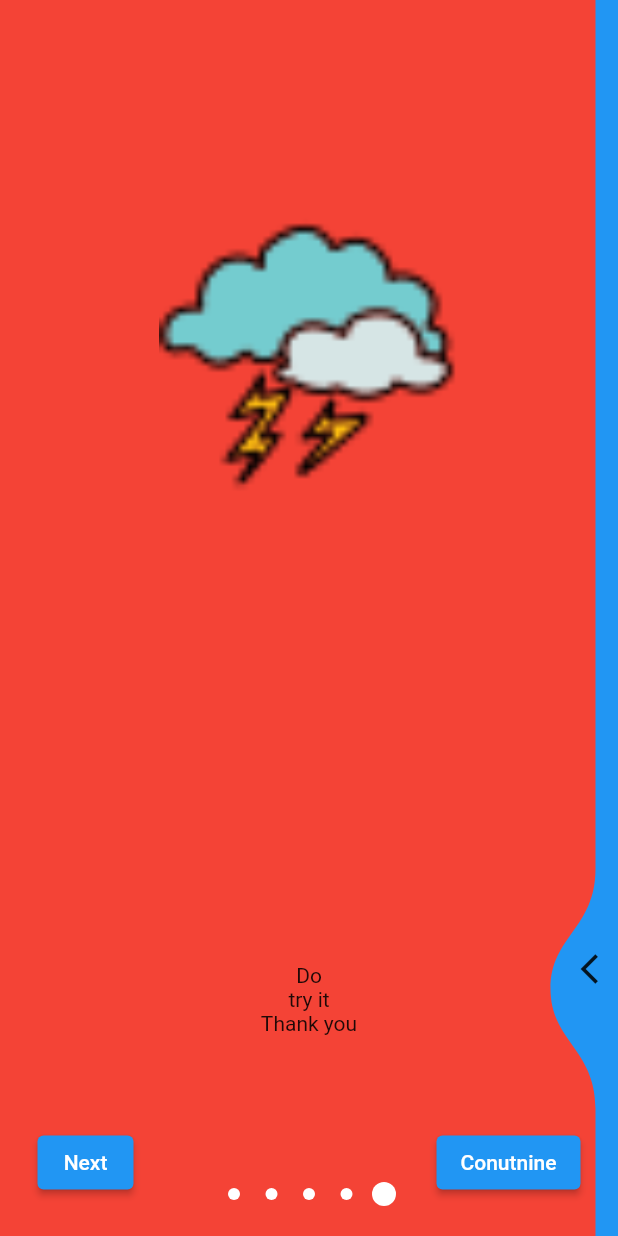
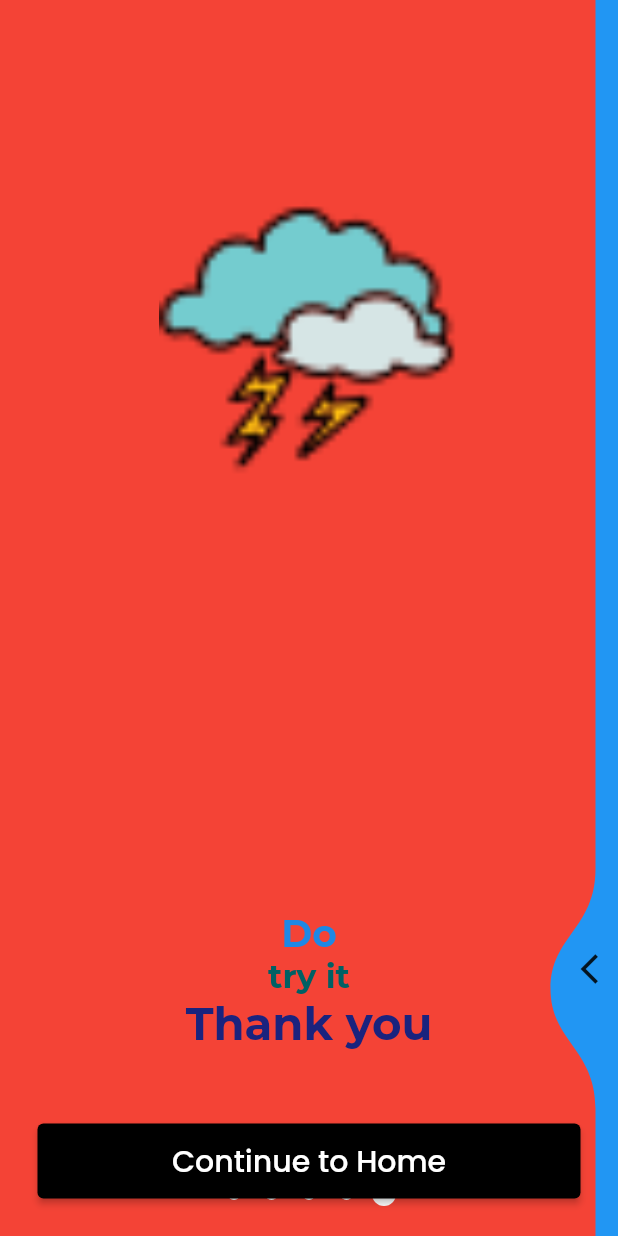
Before and after one commit to JiyadAhammad/Edaya-Weather-Api, a Flutter app: the screen it shows after launch, after a tap on "Skip to End", on a phone screen of 412 x 824 dp. Run offline on Flutter 3.47's test engine with Material 2 defaults, Android fonts, the phone set to English and light mode, and no system bars; drawn by our look-alikes of liquid_swipe; our stand-ins replace flutter_screenutil, get, google_fonts, loading_animation_widget, lottie.

```diff
--- a/lib/presentation/onboarding/onboarding.dart
+++ b/lib/presentation/onboarding/onboarding.dart
@@ -2,8 +2,10 @@ import 'dart:math';
 
 import 'package:flutter/material.dart';
 import 'package:get/get.dart';
+import 'package:google_fonts/google_fonts.dart';
 import 'package:liquid_swipe/liquid_swipe.dart';
 
+import '../constant/color/colors.dart';
 import '../home/home_screen.dart';
 
 class ItemData {
@@ -22,8 +24,10 @@ class ItemData {
 }
 
 class WithBuilder extends StatefulWidget {
+  const WithBuilder({super.key});
+
   @override
-  _WithBuilder createState() => _WithBuilder();
+  State<WithBuilder> createState() => _WithBuilder();
 }
 
 class _WithBuilder extends State<WithBuilder> {
@@ -33,16 +37,41 @@ class _WithBuilder extends State<WithBuilder> {
   // final  liquidController = LiquidController();
 
   List<ItemData> data = <ItemData>[
-    ItemData(Colors.blue, 'asset/image/icons8-rainbow-48.png', 'Hi', "It's Me",
-        'Sahdeep'),
-    ItemData(Colors.deepPurpleAccent, 'asset/image/icons8-rainbow-48.png',
-        'Take a', 'Look At', 'Liquid Swipe'),
-    ItemData(Colors.green, 'asset/image/icons8-rainbow-48.png', 'Liked?',
-        'Fork!', 'Give Star!'),
-    ItemData(Colors.yellow, 'asset/image/icons8-rainbow-48.png', 'Can be',
-        'Used for', 'Onboarding design'),
-    ItemData(Colors.red, 'asset/image/icons8-cloud-lightning-48.png', 'Do',
-        'try it', 'Thank you'),
+    ItemData(
+      Colors.blue,
+      'asset/image/icons8-rainbow-48.png',
+      'Hi',
+      "It's Me",
+      'JIYAD',
+    ),
+    ItemData(
+      Colors.cyan,
+      'asset/image/icons8-rainbow-48.png',
+      'Take a',
+      'Look At',
+      'Liquid Swipe',
+    ),
+    ItemData(
+      Colors.green,
+      'asset/image/icons8-rainbow-48.png',
+      'Liked?',
+      'Fork!',
+      'Give Star!',
+    ),
+    ItemData(
+      Colors.yellow,
+      'asset/image/icons8-rainbow-48.png',
+      'Can be',
+      'Used for',
+      'Onboarding design',
+    ),
+    ItemData(
+      Colors.red,
+      'asset/image/icons8-cloud-lightning-48.png',
+      'Do',
+      'try it',
+      'Thank you',
+    ),
   ];
 
   @override
@@ -100,15 +129,27 @@ class _WithBuilder extends State<WithBuilder> {
                       children: <Widget>[
                         Text(
                           data[index].text1,
-                          // style: WithPages.style,
+                          style: GoogleFonts.montserrat(
+                            color: Colors.primaries[index + 1][600],
+                            fontSize: 25,
+                            fontWeight: FontWeight.bold,
+                          ),
                         ),
                         Text(
                           data[index].text2,
-                          // style: WithPages.style,
+                          style: GoogleFonts.montserrat(
+                            color: Colors.primaries[index + 3][900],
+                            fontSize: 22,
+                            fontWeight: FontWeight.bold,
+                          ),
                         ),
                         Text(
                           data[index].text3,
-                          // style: WithPages.style,
+                          style: GoogleFonts.montserrat(
+                            color: Colors.primaries[index][900],
+                            fontSize: 30,
+                            fontWeight: FontWeight.bold,
+                          ),
                         ),
                       ],
                     ),
@@ -141,21 +182,33 @@ class _WithBuilder extends State<WithBuilder> {
               padding: const EdgeInsets.all(25.0),
               child: liquidController!.currentPage != 4
                   ? ElevatedButton(
+                      style: ElevatedButton.styleFrom(
+                        backgroundColor: kblack,
+                      ),
                       onPressed: () {
-                        print('${data.length} lenght in if condition');
                         liquidController!.animateToPage(
-                            page: data.length - 1, duration: 700);
+                          page: data.length - 1,
+                          duration: 700,
+                        );
                       },
                       child: const Text('Skip to End'),
                     )
                   : ElevatedButton(
+                      style: ElevatedButton.styleFrom(
+                        backgroundColor: kblack,
+                        minimumSize: const Size.fromHeight(50),
+                      ),
                       onPressed: () {
-                        print('${data.length} lenght in else condition');
                         Get.offAll(
                           () => const HomeScreen(),
                         );
                       },
-                      child: const Text('Conutnine'),
+                      child: Text(
+                        'Continue to Home',
+                        style: GoogleFonts.poppins(
+                          fontSize: 20,
+                        ),
+                      ),
                     ),
             ),
           ),
@@ -163,16 +216,22 @@ class _WithBuilder extends State<WithBuilder> {
             alignment: Alignment.bottomLeft,
             child: Padding(
               padding: const EdgeInsets.all(25.0),
-              child: ElevatedButton(
-                onPressed: () {
-                  print('${liquidController!.currentPage} in next condition');
-                  liquidController!.jumpToPage(
-                      page: liquidController!.currentPage + 1 > data.length - 1
-                          ? 0
-                          : liquidController!.currentPage + 1);
-                },
-                child: const Text('Next'),
-              ),
+              child: liquidController!.currentPage != 4
+                  ? ElevatedButton(
+                      style: ElevatedButton.styleFrom(
+                        backgroundColor: kblack,
+                      ),
+                      onPressed: () {
+                        liquidController!.jumpToPage(
+                          page: liquidController!.currentPage + 1 >
+                                  data.length - 1
+                              ? 0
+                              : liquidController!.currentPage + 1,
+                        );
+                      },
+                      child: const Text('Next'),
+                    )
+                  : const SizedBox(),
             ),
           )
         ],
@@ -180,7 +239,7 @@ class _WithBuilder extends State<WithBuilder> {
     );
   }
 
-  pageChangeCallback(int lpage) {
+  dynamic pageChangeCallback(int lpage) {
     setState(() {
       page = lpage;
     });
```
